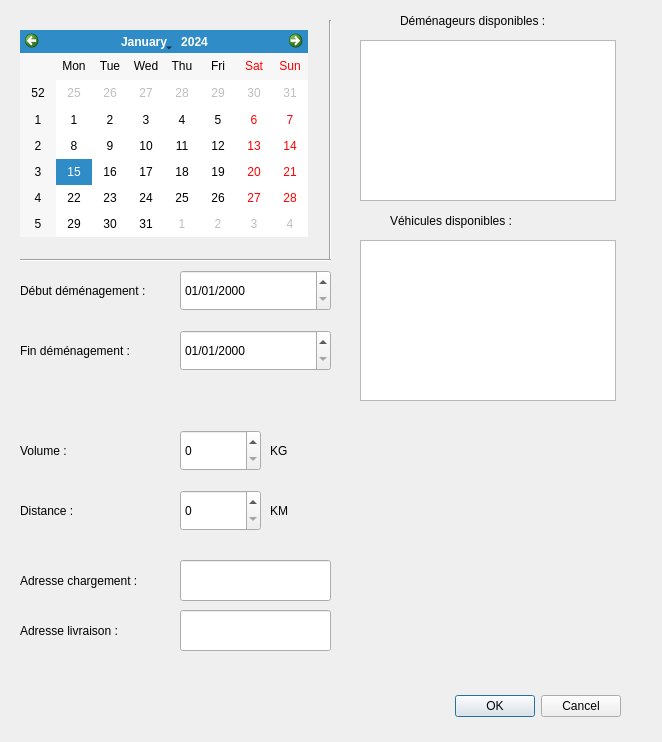
Old version of the form programmeQT/projetDEMGUIV/dialogGestionCommercial.ui in the repository Alex-Bumblebee/ProjetDEMGUIV.
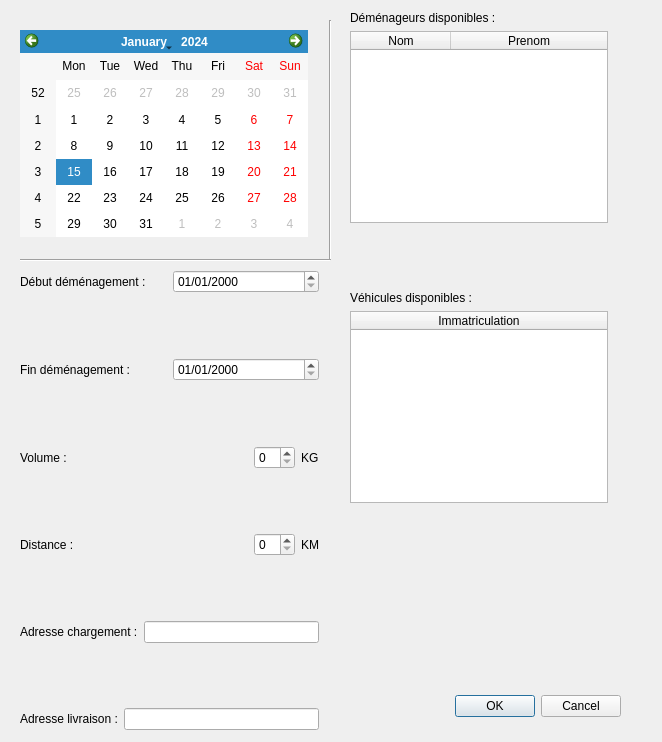
New version of the form.

```diff
--- a/programmeQT/projetDEMGUIV/dialogGestionCommercial.ui
+++ b/programmeQT/projetDEMGUIV/dialogGestionCommercial.ui
@@ -42,26 +42,6 @@
     <enum>Qt::Vertical</enum>
    </property>
   </widget>
-  <widget class="QListWidget" name="listWidgetDemenageurDispo">
-   <property name="geometry">
-    <rect>
-     <x>360</x>
-     <y>40</y>
-     <width>256</width>
-     <height>161</height>
-    </rect>
-   </property>
-  </widget>
-  <widget class="QListWidget" name="listWidgetVehiculeDispo">
-   <property name="geometry">
-    <rect>
-     <x>360</x>
-     <y>240</y>
-     <width>256</width>
-     <height>161</height>
-    </rect>
-   </property>
-  </widget>
   <widget class="QCalendarWidget" name="calendarWidgetCreaDossier">
    <property name="geometry">
     <rect>
@@ -72,19 +52,6 @@
     </rect>
    </property>
   </widget>
-  <widget class="QDateEdit" name="dateEditDebutDem">
-   <property name="geometry">
-    <rect>
-     <x>180</x>
-     <y>270</y>
-     <width>151</width>
-     <height>41</height>
-    </rect>
-   </property>
-   <property name="displayFormat">
-    <string>dd/MM/yyyy</string>
-   </property>
-  </widget>
   <widget class="Line" name="line_2">
    <property name="geometry">
     <rect>
@@ -98,188 +65,285 @@
     <enum>Qt::Horizontal</enum>
    </property>
   </widget>
-  <widget class="QLabel" name="label">
+  <widget class="QWidget" name="layoutWidget">
    <property name="geometry">
     <rect>
-     <x>20</x>
-     <y>280</y>
-     <width>161</width>
-     <height>21</height>
+     <x>350</x>
+     <y>11</y>
+     <width>258</width>
+     <height>492</height>
     </rect>
    </property>
-   <property name="text">
-    <string>Début déménagement :</string>
-   </property>
+   <layout class="QVBoxLayout" name="verticalLayout">
+    <item>
+     <widget class="QLabel" name="label_3">
+      <property name="text">
+       <string>Déménageurs disponibles :</string>
+      </property>
+     </widget>
+    </item>
+    <item>
+     <widget class="QTableWidget" name="tableWidgetDemenageursDispo">
+      <attribute name="horizontalHeaderStretchLastSection">
+       <bool>true</bool>
+      </attribute>
+      <column>
+       <property name="text">
+        <string>Nom</string>
+       </property>
+      </column>
+      <column>
+       <property name="text">
+        <string>Prenom</string>
+       </property>
+      </column>
+     </widget>
+    </item>
+    <item>
+     <spacer name="verticalSpacer">
+      <property name="orientation">
+       <enum>Qt::Vertical</enum>
+      </property>
+      <property name="sizeHint" stdset="0">
+       <size>
+        <width>20</width>
+        <height>40</height>
+       </size>
+      </property>
+     </spacer>
+    </item>
+    <item>
+     <widget class="QLabel" name="label_4">
+      <property name="text">
+       <string>Véhicules disponibles :</string>
+      </property>
+     </widget>
+    </item>
+    <item>
+     <widget class="QTableWidget" name="tableWidgetVehiculesDispo">
+      <attribute name="horizontalHeaderShowSortIndicator" stdset="0">
+       <bool>false</bool>
+      </attribute>
+      <attribute name="horizontalHeaderStretchLastSection">
+       <bool>true</bool>
+      </attribute>
+      <column>
+       <property name="text">
+        <string>Immatriculation</string>
+       </property>
+      </column>
+     </widget>
+    </item>
+   </layout>
   </widget>
-  <widget class="QDateEdit" name="dateEditFinDem">
+  <widget class="QWidget" name="layoutWidget">
    <property name="geometry">
     <rect>
-     <x>180</x>
-     <y>330</y>
-     <width>151</width>
-     <height>41</height>
-    </rect>
-   </property>
-   <property name="displayFormat">
-    <string>dd/MM/yyyy</string>
-   </property>
-  </widget>
-  <widget class="QLabel" name="label_2">
-   <property name="geometry">
-    <rect>
      <x>20</x>
-     <y>340</y>
-     <width>161</width>
-     <height>21</height>
+     <y>270</y>
+     <width>299</width>
+     <height>460</height>
     </rect>
    </property>
-   <property name="text">
-    <string>Fin déménagement :</string>
-   </property>
-  </widget>
-  <widget class="QLabel" name="label_3">
-   <property name="geometry">
-    <rect>
-     <x>400</x>
-     <y>10</y>
-     <width>181</width>
-     <height>21</height>
-    </rect>
-   </property>
-   <property name="text">
-    <string>Déménageurs disponibles :</string>
-   </property>
-  </widget>
-  <widget class="QLabel" name="label_4">
-   <property name="geometry">
-    <rect>
-     <x>390</x>
-     <y>210</y>
-     <width>181</width>
-     <height>21</height>
-    </rect>
-   </property>
-   <property name="text">
-    <string>Véhicules disponibles :</string>
-   </property>
-  </widget>
-  <widget class="QLabel" name="label_5">
-   <property name="geometry">
-    <rect>
-     <x>20</x>
-     <y>440</y>
-     <width>67</width>
-     <height>21</height>
-    </rect>
-   </property>
-   <property name="text">
-    <string>Volume :</string>
-   </property>
-  </widget>
-  <widget class="QLabel" name="label_6">
-   <property name="geometry">
-    <rect>
-     <x>20</x>
-     <y>500</y>
-     <width>91</width>
-     <height>21</height>
-    </rect>
-   </property>
-   <property name="text">
-    <string>Distance :</string>
-   </property>
-  </widget>
-  <widget class="QLabel" name="label_7">
-   <property name="geometry">
-    <rect>
-     <x>20</x>
-     <y>570</y>
-     <width>151</width>
-     <height>21</height>
-    </rect>
-   </property>
-   <property name="text">
-    <string>Adresse chargement :</string>
-   </property>
-  </widget>
-  <widget class="QLabel" name="label_8">
-   <property name="geometry">
-    <rect>
-     <x>20</x>
-     <y>620</y>
-     <width>151</width>
-     <height>21</height>
-    </rect>
-   </property>
-   <property name="text">
-    <string>Adresse livraison :</string>
-   </property>
-  </widget>
-  <widget class="QSpinBox" name="spinBoxVolume">
-   <property name="geometry">
-    <rect>
-     <x>180</x>
-     <y>430</y>
-     <width>81</width>
-     <height>41</height>
-    </rect>
-   </property>
-  </widget>
-  <widget class="QLabel" name="label_9">
-   <property name="geometry">
-    <rect>
-     <x>270</x>
-     <y>440</y>
-     <width>67</width>
-     <height>21</height>
-    </rect>
-   </property>
-   <property name="text">
-    <string>KG</string>
-   </property>
-  </widget>
-  <widget class="QSpinBox" name="spinBoxKilometre">
-   <property name="geometry">
-    <rect>
-     <x>180</x>
-     <y>490</y>
-     <width>81</width>
-     <height>41</height>
-    </rect>
-   </property>
-  </widget>
-  <widget class="QLineEdit" name="lineEditAdresseChargement">
-   <property name="geometry">
-    <rect>
-     <x>180</x>
-     <y>560</y>
-     <width>151</width>
-     <height>41</height>
-    </rect>
-   </property>
-  </widget>
-  <widget class="QLineEdit" name="lineEditAdresseLivraison">
-   <property name="geometry">
-    <rect>
-     <x>180</x>
-     <y>610</y>
-     <width>151</width>
-     <height>41</height>
-    </rect>
-   </property>
-  </widget>
-  <widget class="QLabel" name="label_10">
-   <property name="geometry">
-    <rect>
-     <x>270</x>
-     <y>500</y>
-     <width>67</width>
-     <height>21</height>
-    </rect>
-   </property>
-   <property name="text">
-    <string>KM</string>
-   </property>
+   <layout class="QVBoxLayout" name="verticalLayout_2">
+    <item>
+     <layout class="QHBoxLayout" name="horizontalLayout">
+      <item>
+       <widget class="QLabel" name="label">
+        <property name="text">
+         <string>Début déménagement :</string>
+        </property>
+       </widget>
+      </item>
+      <item>
+       <widget class="QDateEdit" name="dateEditDebutDem">
+        <property name="displayFormat">
+         <string>dd/MM/yyyy</string>
+        </property>
+       </widget>
+      </item>
+     </layout>
+    </item>
+    <item>
+     <spacer name="verticalSpacer_6">
+      <property name="orientation">
+       <enum>Qt::Vertical</enum>
+      </property>
+      <property name="sizeHint" stdset="0">
+       <size>
+        <width>20</width>
+        <height>40</height>
+       </size>
+      </property>
+     </spacer>
+    </item>
+    <item>
+     <layout class="QHBoxLayout" name="horizontalLayout_2">
+      <item>
+       <widget class="QLabel" name="label_2">
+        <property name="text">
+         <string>Fin déménagement :</string>
+        </property>
+       </widget>
+      </item>
+      <item>
+       <widget class="QDateEdit" name="dateEditFinDem">
+        <property name="displayFormat">
+         <string>dd/MM/yyyy</string>
+        </property>
+       </widget>
+      </item>
+     </layout>
+    </item>
+    <item>
+     <spacer name="verticalSpacer_5">
+      <property name="orientation">
+       <enum>Qt::Vertical</enum>
+      </property>
+      <property name="sizeHint" stdset="0">
+       <size>
+        <width>20</width>
+        <height>40</height>
+       </size>
+      </property>
+     </spacer>
+    </item>
+    <item>
+     <layout class="QHBoxLayout" name="horizontalLayout_3">
+      <item>
+       <widget class="QLabel" name="label_5">
+        <property name="text">
+         <string>Volume :</string>
+        </property>
+       </widget>
+      </item>
+      <item>
+       <spacer name="horizontalSpacer">
+        <property name="orientation">
+         <enum>Qt::Horizontal</enum>
+        </property>
+        <property name="sizeHint" stdset="0">
+         <size>
+          <width>40</width>
+          <height>20</height>
+         </size>
+        </property>
+       </spacer>
+      </item>
+      <item>
+       <widget class="QSpinBox" name="spinBoxVolume"/>
+      </item>
+      <item>
+       <widget class="QLabel" name="label_9">
+        <property name="text">
+         <string>KG</string>
+        </property>
+       </widget>
+      </item>
+     </layout>
+    </item>
+    <item>
+     <spacer name="verticalSpacer_4">
+      <property name="orientation">
+       <enum>Qt::Vertical</enum>
+      </property>
+      <property name="sizeHint" stdset="0">
+       <size>
+        <width>20</width>
+        <height>40</height>
+       </size>
+      </property>
+     </spacer>
+    </item>
+    <item>
+     <layout class="QHBoxLayout" name="horizontalLayout_4">
+      <item>
+       <widget class="QLabel" name="label_6">
+        <property name="text">
+         <string>Distance :</string>
+        </property>
+       </widget>
+      </item>
+      <item>
+       <spacer name="horizontalSpacer_2">
+        <property name="orientation">
+         <enum>Qt::Horizontal</enum>
+        </property>
+        <property name="sizeHint" stdset="0">
+         <size>
+          <width>40</width>
+          <height>20</height>
+         </size>
+        </property>
+       </spacer>
+      </item>
+      <item>
+       <widget class="QSpinBox" name="spinBoxKilometre"/>
+      </item>
+      <item>
+       <widget class="QLabel" name="label_10">
+        <property name="text">
+         <string>KM</string>
+        </property>
+       </widget>
+      </item>
+     </layout>
+    </item>
+    <item>
+     <spacer name="verticalSpacer_3">
+      <property name="orientation">
+       <enum>Qt::Vertical</enum>
+      </property>
+      <property name="sizeHint" stdset="0">
+       <size>
+        <width>20</width>
+        <height>40</height>
+       </size>
+      </property>
+     </spacer>
+    </item>
+    <item>
+     <layout class="QHBoxLayout" name="horizontalLayout_5">
+      <item>
+       <widget class="QLabel" name="label_7">
+        <property name="text">
+         <string>Adresse chargement :</string>
+        </property>
+       </widget>
+      </item>
+      <item>
+       <widget class="QLineEdit" name="lineEditAdresseChargement"/>
+      </item>
+     </layout>
+    </item>
+    <item>
+     <spacer name="verticalSpacer_2">
+      <property name="orientation">
+       <enum>Qt::Vertical</enum>
+      </property>
+      <property name="sizeHint" stdset="0">
+       <size>
+        <width>20</width>
+        <height>40</height>
+       </size>
+      </property>
+     </spacer>
+    </item>
+    <item>
+     <layout class="QHBoxLayout" name="horizontalLayout_6">
+      <item>
+       <widget class="QLabel" name="label_8">
+        <property name="text">
+         <string>Adresse livraison :</string>
+        </property>
+       </widget>
+      </item>
+      <item>
+       <widget class="QLineEdit" name="lineEditAdresseLivraison"/>
+      </item>
+     </layout>
+    </item>
+   </layout>
   </widget>
  </widget>
  <resources/>
```
